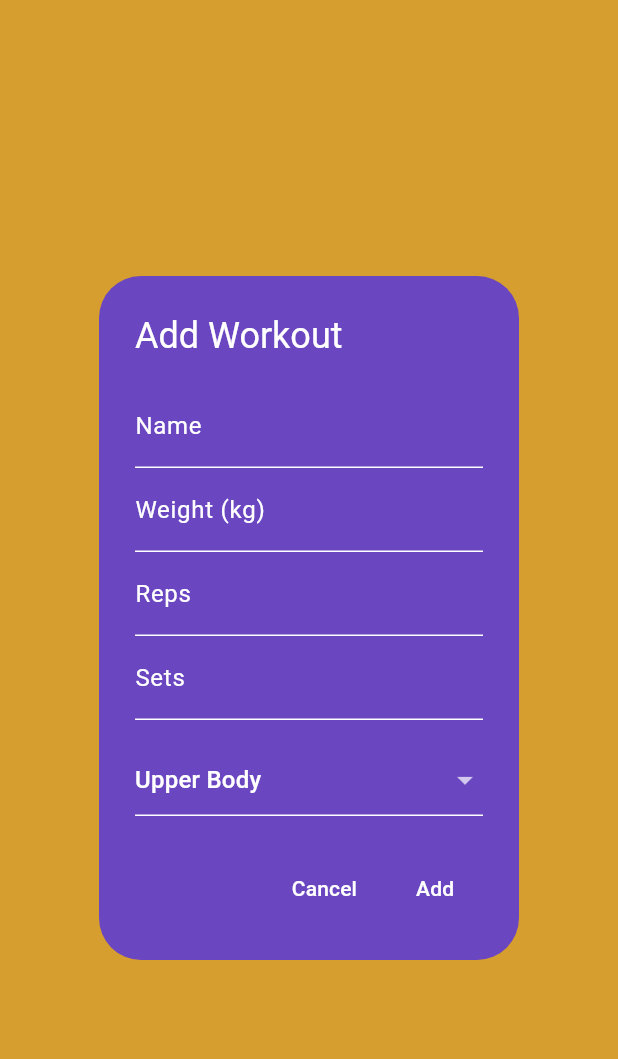
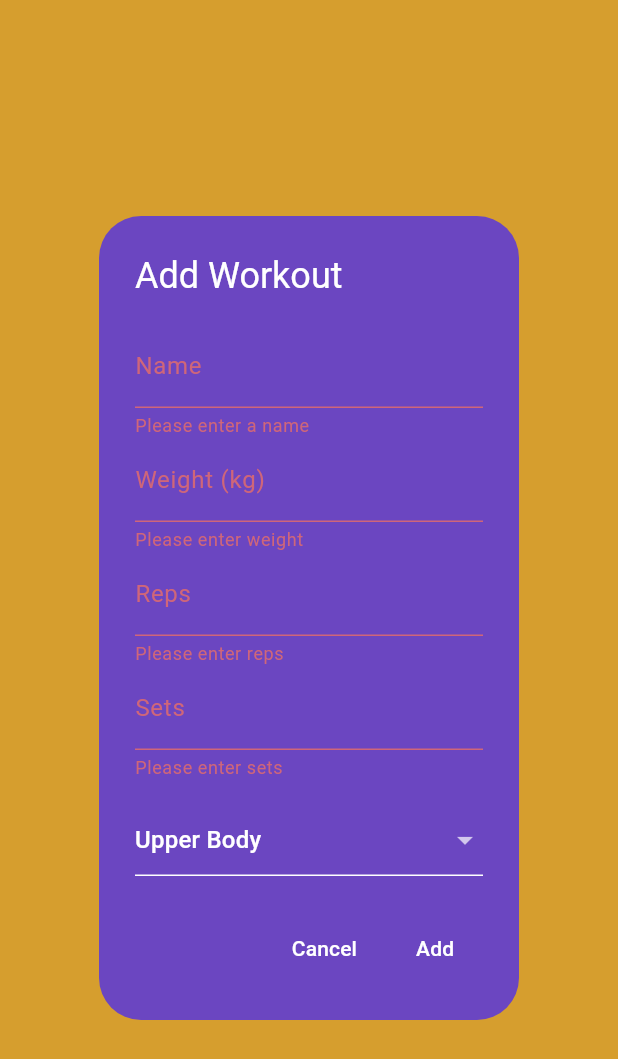
Before and after one commit to do5-5anto5/fitcker, a Flutter app: the WorkoutFormDialog widget shown alone on an empty page, opened directly, after a tap on "Add", on a phone screen of 412 x 824 dp. Shown: the top 1059 px of the screen. Run offline on Flutter 3.47's test engine with Material 3 defaults, Android fonts, the light colour scheme and no system bars; our stand-ins replace flutter_hooks, flutter_riverpod, freezed_annotation, hooks_riverpod, introduction_screen, riverpod_annotation and 1 more; accounts and stored records are empty; generated files the repository leaves out were written again.

Commit message:
feat: Implement efficient functionalities in WorkoutFormDialog - improve edit text controllers with useTextEditingController() methods - improve selectedType with useState() method - implement submit() method

```diff
--- a/lib/widgets/workout_form_dialog.dart
+++ b/lib/widgets/workout_form_dialog.dart
@@ -1,4 +1,5 @@
 import 'package:fitcker/enums/workout_type.dart';
+import 'package:fitcker/providers/workout/workout_provider.dart';
 import 'package:flutter/material.dart';
 import 'package:flutter_hooks/flutter_hooks.dart';
 import 'package:hooks_riverpod/hooks_riverpod.dart';
@@ -7,17 +8,34 @@ class WorkoutFormDialog extends HookConsumerWidget {
   const WorkoutFormDialog({super.key});
   @override
   Widget build(BuildContext context, WidgetRef ref) {
-    final formKey = GlobalKey<FormState>();
-    late final TextEditingController nameController;
-    late final TextEditingController weightController;
-    late final TextEditingController repsController;
-    late final TextEditingController setsController;
-    WorkoutType selectedType = WorkoutType.upperBody;
+    // useMemoized catches the global key entering that we created only once,
+    // reusing the same instance across all the builds,
+    // preventing bugs
+    final formKey = useMemoized(() => GlobalKey<FormState>());
 
-    useEffect(() {
-      print('Hello Dart');
-      return null;
-    }, []); // The empty array inside here grants the method runs just the first time of this widget building
+    // By using hooks, automatically takes car of disposing controllers.
+    // Also reduce the chances of memory leaks and errors.
+    final nameController = useTextEditingController();
+    final weightController = useTextEditingController();
+    final repsController = useTextEditingController();
+    final setsController = useTextEditingController();
+
+    final selectedType = useState(WorkoutType.upperBody);
+
+    void submit() {
+      if (formKey.currentState?.validate() ?? false) {
+        ref
+            .read(workoutNotifierProvider.notifier)
+            .addWorkout(
+              nameController.text,
+              double.parse(weightController.text),
+              int.parse(repsController.text),
+              int.parse(setsController.text),
+              selectedType.value,
+            );
+        Navigator.of(context).pop();
+      }
+    }
 
     return AlertDialog(
       title: const Text('Add Workout'),
@@ -27,27 +45,27 @@ class WorkoutFormDialog extends HookConsumerWidget {
           mainAxisSize: MainAxisSize.min,
           children: [
             TextFormField(
-              controller: TextEditingController(),
+              controller: nameController,
               decoration: const InputDecoration(labelText: 'Name'),
               validator: (value) =>
                   value?.isEmpty ?? true ? 'Please enter a name' : null,
             ),
             TextFormField(
-              controller: TextEditingController(),
+              controller: weightController,
               decoration: const InputDecoration(labelText: 'Weight (kg)'),
               keyboardType: TextInputType.number,
               validator: (value) =>
                   value?.isEmpty ?? true ? 'Please enter weight' : null,
             ),
             TextFormField(
-              controller: TextEditingController(),
+              controller: repsController,
               decoration: const InputDecoration(labelText: 'Reps'),
               keyboardType: TextInputType.number,
               validator: (value) =>
                   value?.isEmpty ?? true ? 'Please enter reps' : null,
             ),
             TextFormField(
-              controller: TextEditingController(),
+              controller: setsController,
               decoration: const InputDecoration(labelText: 'Sets'),
               keyboardType: TextInputType.number,
               validator: (value) =>
@@ -55,12 +73,10 @@ class WorkoutFormDialog extends HookConsumerWidget {
             ),
             const SizedBox(height: 16),
             DropdownButtonFormField<WorkoutType>(
-              initialValue: selectedType,
+              initialValue: selectedType.value,
               onChanged: (value) {
                 if (value != null) {
-                  // setState(() {
-                  //   selectedType = value;
-                  // });
+                  selectedType.value = value;
                 }
               },
               items: const [
@@ -82,7 +98,7 @@ class WorkoutFormDialog extends HookConsumerWidget {
           onPressed: () => Navigator.of(context).pop(),
           child: const Text('Cancel'),
         ),
-        TextButton(onPressed: () {}, child: const Text('Add')),
+        TextButton(onPressed: submit, child: const Text('Add')),
       ],
     );
   }
```
